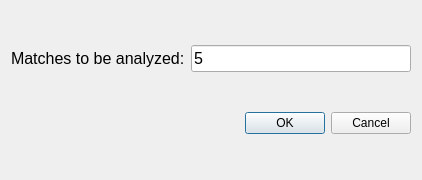
This is settingsdialog.ui in YannikSahl/TFT-Analyzer as Qt 5 draws it before an edit. The edited form follows.
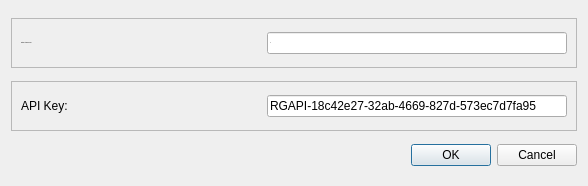
This is the edited form.

What changed in the file:
```diff
--- a/settingsdialog.ui
+++ b/settingsdialog.ui
@@ -6,8 +6,8 @@
    <rect>
     <x>0</x>
     <y>0</y>
-    <width>422</width>
-    <height>180</height>
+    <width>588</width>
+    <height>186</height>
    </rect>
   </property>
   <property name="windowTitle">
@@ -23,20 +23,70 @@
 }</string>
   </property>
   <layout class="QGridLayout" name="gridLayout">
-   <item row="0" column="1">
-    <widget class="QLabel" name="label_numberMatches">
-     <property name="font">
-      <font>
-       <pointsize>12</pointsize>
-      </font>
+   <item row="2" column="1" colspan="2">
+    <widget class="QFrame" name="frame">
+     <property name="minimumSize">
+      <size>
+       <width>0</width>
+       <height>50</height>
+      </size>
      </property>
-     <property name="text">
-      <string>Matches to be analyzed:</string>
+     <property name="maximumSize">
+      <size>
+       <width>16777215</width>
+       <height>50</height>
+      </size>
      </property>
+     <property name="styleSheet">
+      <string notr="true"/>
+     </property>
+     <property name="frameShape">
+      <enum>QFrame::StyledPanel</enum>
+     </property>
+     <property name="frameShadow">
+      <enum>QFrame::Raised</enum>
+     </property>
+     <layout class="QHBoxLayout" name="horizontalLayout">
+      <item>
+       <widget class="QLabel" name="label">
+        <property name="sizePolicy">
+         <sizepolicy hsizetype="Preferred" vsizetype="Preferred">
+          <horstretch>0</horstretch>
+          <verstretch>20</verstretch>
+         </sizepolicy>
+        </property>
+        <property name="text">
+         <string>API Key:</string>
+        </property>
+       </widget>
+      </item>
+      <item>
+       <widget class="QLineEdit" name="apiKeyLine">
+        <property name="maximumSize">
+         <size>
+          <width>300</width>
+          <height>16777215</height>
+         </size>
+        </property>
+        <property name="styleSheet">
+         <string notr="true">font-size: 12px;</string>
+        </property>
+        <property name="text">
+         <string>RGAPI-18c42e27-32ab-4669-827d-573ec7d7fa95</string>
+        </property>
+       </widget>
+      </item>
+     </layout>
     </widget>
    </item>
-   <item row="1" column="2">
+   <item row="5" column="2">
     <widget class="QDialogButtonBox" name="buttonBox">
+     <property name="sizePolicy">
+      <sizepolicy hsizetype="Expanding" vsizetype="Fixed">
+       <horstretch>0</horstretch>
+       <verstretch>10</verstretch>
+      </sizepolicy>
+     </property>
      <property name="orientation">
       <enum>Qt::Horizontal</enum>
      </property>
@@ -45,16 +95,70 @@
      </property>
     </widget>
    </item>
-   <item row="0" column="2">
-    <widget class="QLineEdit" name="matchesLine">
-     <property name="font">
-      <font>
-       <pointsize>12</pointsize>
-      </font>
+   <item row="1" column="1" colspan="2">
+    <widget class="QFrame" name="frame_2">
+     <property name="minimumSize">
+      <size>
+       <width>0</width>
+       <height>50</height>
+      </size>
      </property>
-     <property name="text">
-      <string>5</string>
+     <property name="maximumSize">
+      <size>
+       <width>16777215</width>
+       <height>50</height>
+      </size>
      </property>
+     <property name="frameShape">
+      <enum>QFrame::StyledPanel</enum>
+     </property>
+     <property name="frameShadow">
+      <enum>QFrame::Raised</enum>
+     </property>
+     <layout class="QHBoxLayout" name="horizontalLayout_2">
+      <item>
+       <widget class="QLabel" name="label_numberMatches">
+        <property name="sizePolicy">
+         <sizepolicy hsizetype="Preferred" vsizetype="Preferred">
+          <horstretch>0</horstretch>
+          <verstretch>20</verstretch>
+         </sizepolicy>
+        </property>
+        <property name="font">
+         <font>
+          <pointsize>-1</pointsize>
+         </font>
+        </property>
+        <property name="text">
+         <string>Matches to be analyzed:</string>
+        </property>
+       </widget>
+      </item>
+      <item>
+       <widget class="QLineEdit" name="matchesLine">
+        <property name="sizePolicy">
+         <sizepolicy hsizetype="Expanding" vsizetype="Fixed">
+          <horstretch>0</horstretch>
+          <verstretch>20</verstretch>
+         </sizepolicy>
+        </property>
+        <property name="maximumSize">
+         <size>
+          <width>300</width>
+          <height>16777215</height>
+         </size>
+        </property>
+        <property name="font">
+         <font>
+          <pointsize>-1</pointsize>
+         </font>
+        </property>
+        <property name="text">
+         <string>5</string>
+        </property>
+       </widget>
+      </item>
+     </layout>
     </widget>
    </item>
   </layout>
```
Left out of the diff: 9 changed lines with no effect on the pictures.
